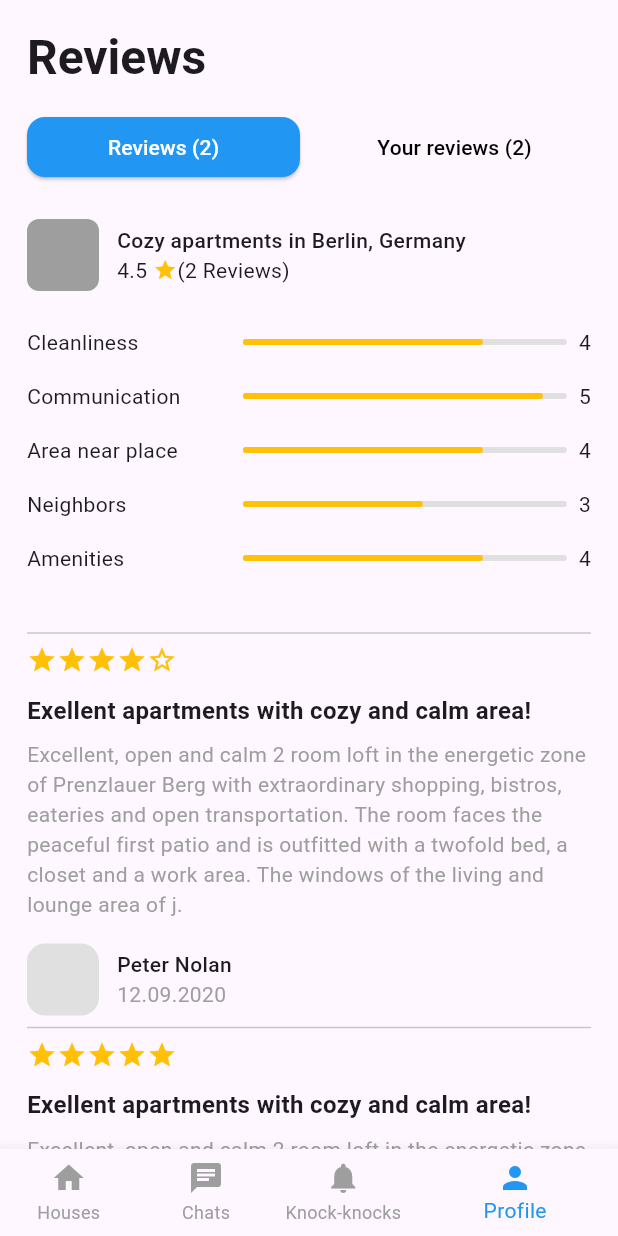
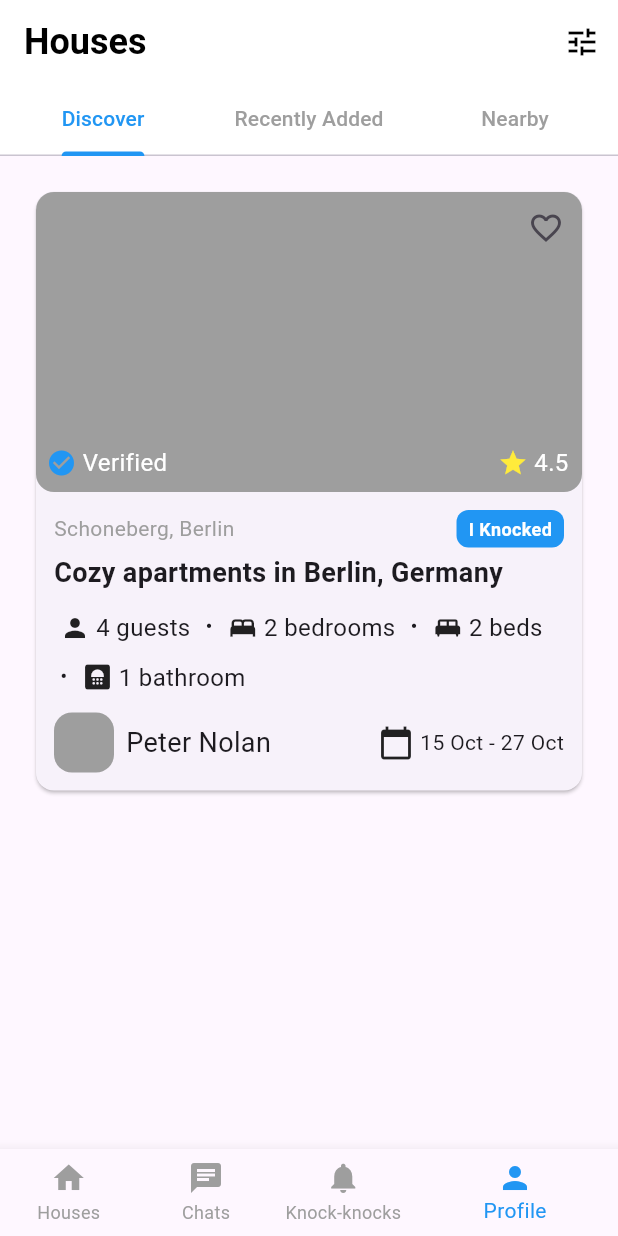
Before and after one commit to BekhruzMakhmudov/figma, a Flutter app: the screen it shows after launch, on a phone screen of 412 x 824 dp. Run offline on Flutter 3.47's test engine with Material 3 defaults, Android fonts, the phone set to English and light mode, and no system bars; our stand-ins replace table_calendar.

Commit message:
Added new houses list screen and updated house card widget

```diff
--- /dev/null
+++ b/lib/data/filter_data.dart
@@ -0,0 +1,111 @@
+import 'package:flutter/material.dart';
+
+enum StatusFilters {
+  knockedYou,
+  iKnocked,
+  negotiation,
+  deal,
+}
+
+final Map<StatusFilters, String> mapFilters = {
+  StatusFilters.knockedYou: 'Knocked you',
+  StatusFilters.iKnocked: 'I Knocked',
+  StatusFilters.negotiation: 'Negotiation',
+  StatusFilters.deal: 'Deal'
+};
+
+final List<String> typeAccommodation = [
+  'Villa',
+  'Apartment',
+  'Mansion',
+  'Manor',
+  'House',
+  'Detached House',
+];
+
+enum AmenityFilters{
+  wifi,
+  hifi,
+  workingSpace,
+  fireplace,
+  dishwasher,
+  petFriendly,
+  equippedKids,
+  swimmingPool,
+  garden,
+  playstation,
+  cleaningIncluded,
+  motorcycle,
+  bicycle,
+  satellite,
+  homeCinema,
+  library,
+  lounge,
+  dryer,
+  terrace,
+  gym,
+  balcony,
+  cableTV,
+  netflix,
+  boat,
+  wii,
+  car,
+}
+
+final Map<AmenityFilters,IconData> amenityIcon={
+  AmenityFilters.wifi:Icons.wifi,
+  AmenityFilters.hifi:Icons.surround_sound,
+  AmenityFilters.workingSpace:Icons.work,
+  AmenityFilters.fireplace:Icons.fireplace,
+  AmenityFilters.dishwasher:Icons.kitchen,
+  AmenityFilters.petFriendly:Icons.pets,
+  AmenityFilters.equippedKids:Icons.child_friendly,
+  AmenityFilters.swimmingPool:Icons.pool,
+  AmenityFilters.garden:Icons.grass,
+  AmenityFilters.playstation:Icons.gamepad,
+  AmenityFilters.cleaningIncluded:Icons.cleaning_services,
+  AmenityFilters.motorcycle:Icons.motorcycle,
+  AmenityFilters.bicycle:Icons.pedal_bike,
+  AmenityFilters.satellite:Icons.satellite_alt,
+  AmenityFilters.homeCinema:Icons.movie,
+  AmenityFilters.library:Icons.local_library,
+  AmenityFilters.lounge:Icons.weekend,
+  AmenityFilters.dryer:Icons.dry_cleaning,
+  AmenityFilters.terrace:Icons.terrain,
+  AmenityFilters.gym:Icons.fitness_center,
+  AmenityFilters.balcony:Icons.balcony,
+  AmenityFilters.cableTV:Icons.cable,
+  AmenityFilters.netflix:Icons.movie,
+  AmenityFilters.boat:Icons.directions_boat,
+  AmenityFilters.wii:Icons.gamepad,
+  AmenityFilters.car:Icons.directions_car,
+};
+
+final Map<AmenityFilters,String> amenityName= {
+  AmenityFilters.wifi:'Wi-Fi',
+  AmenityFilters.hifi:'Hi-Fi Sound',
+  AmenityFilters.workingSpace:'Working space',
+  AmenityFilters.fireplace:'Fireplace',
+  AmenityFilters.dishwasher:'Dishwasher',
+  AmenityFilters.petFriendly:'Pet Friendly',
+  AmenityFilters.equippedKids:'Equipped for kids',
+  AmenityFilters.swimmingPool:'Swimming pool',
+  AmenityFilters.garden:'Garden',
+  AmenityFilters.playstation:'Playstation',
+  AmenityFilters.cleaningIncluded:'Cleaning included',
+  AmenityFilters.motorcycle:'Motorcycle',
+  AmenityFilters.bicycle:'Bicycle',
+  AmenityFilters.satellite:'Satellite',
+  AmenityFilters.homeCinema:'Home cinema',
+  AmenityFilters.library:'Library',
+  AmenityFilters.lounge:'Lounge',
+  AmenityFilters.dryer:'Dryer',
+  AmenityFilters.terrace:'Terrace',
+  AmenityFilters.gym:'Gym',
+  AmenityFilters.balcony:'Balcony',
+  AmenityFilters.cableTV:'Cable TV',
+  AmenityFilters.netflix:'Netflix',
+  AmenityFilters.boat:'Boat',
+  AmenityFilters.wii:'Wii',
+  AmenityFilters.car:'Car',
+};
--- a/lib/data/house_data.dart
+++ b/lib/data/house_data.dart
@@ -1,16 +1,34 @@
+import 'package:figma/data/filter_data.dart';
+import 'package:figma/data/profile_data.dart';
 import 'package:figma/data/review_data.dart';
 import 'package:figma/model/house_model.dart';
-final myHouses = [
+List<HouseModel> emptyHouseList = [];
+final houses = [
   HouseModel(
     isVerified: true,
-    rating: 3.9,
     address: 'Schoneberg, Berlin',
     title: 'Cozy apartments in Berlin, Germany',
+    owner: "Peter Nolan",
     guests: 4,
     bedrooms: 2,
     beds: 2,
     bathrooms: 1,
-    imageUrl: 'assets/house_image.jpg',
+    about: "Excellent, open and calm 2 room loft in the energetic zone of Prenzlauer Berg with extraordinary shopping, bistros, eateries and open transportation. The room faces the peaceful first patio and is outfitted with a twofold bed.",
+    rules: "Excellent, open and calm 2 room loft in the energetic zone of Prenzlauer Berg with extraordinary shopping, bistros, eateries and open transportation.",
+    reviews: reviews,
+    status: StatusFilters.iKnocked,
+  ),
+];
+final myHouses = [
+  HouseModel(
+    isVerified: true,
+    address: 'Schoneberg, Berlin',
+    title: 'Cozy apartments in Berlin, Germany',
+    owner: userData,
+    guests: 4,
+    bedrooms: 2,
+    beds: 2,
+    bathrooms: 1,
     about: "Excellent, open and calm 2 room loft in the energetic zone of Prenzlauer Berg with extraordinary shopping, bistros, eateries and open transportation. The room faces the peaceful first patio and is outfitted with a twofold bed.",
     rules: "Excellent, open and calm 2 room loft in the energetic zone of Prenzlauer Berg with extraordinary shopping, bistros, eateries and open transportation.",
     reviews: reviews,
@@ -19,11 +37,11 @@ final myHouses = [
     isVerified: false,
     address: 'Schoneberg, Berlin',
     title: 'Cozy apartments in Berlin, Germany',
+    owner: userData,
     guests: 4,
     bedrooms: 2,
     beds: 2,
     bathrooms: 1,
-    imageUrl: 'assets/house_image.jpg',
     about: "Excellent, open and calm 2 room loft in the energetic zone of Prenzlauer Berg with extraordinary shopping, bistros, eateries and open transportation. The room faces the peaceful first patio and is outfitted with a twofold bed.",
     rules: "Excellent, open and calm 2 room loft in the energetic zone of Prenzlauer Berg with extraordinary shopping, bistros, eateries and open transportation.",
     reviews: reviews,
--- /dev/null
+++ b/lib/data/profile_data.dart
@@ -0,0 +1,3 @@
+String userData="Bekhruz Makhmudov";
+String emailData="a@a.ru";
+String passwordData="Mb310502";
--- a/lib/main.dart
+++ b/lib/main.dart
@@ -1,6 +1,6 @@
-import 'package:figma/screen/review_screen.dart';
+import 'package:figma/screen/houses_list_screen.dart';
 import 'package:flutter/material.dart';
-import 'package:figma/data/review_data.dart';
+
 void main() {
   runApp(const MyApp());
 }
@@ -13,7 +13,7 @@ class MyApp extends StatelessWidget {
     return MaterialApp(
       theme: ThemeData.light(),
       darkTheme: ThemeData.dark(),
-      home: ReviewScreen(reviews: reviews),
+      home: HousesScreen(),
     );
   }
 }
--- a/lib/model/house_model.dart
+++ b/lib/model/house_model.dart
@@ -1,11 +1,12 @@
+import 'package:figma/data/filter_data.dart';
 import 'package:figma/model/review_model.dart';
-
+import 'package:figma/util/get_average_rating.dart';
 class HouseModel{
   final bool isVerified;
-  final double? rating;
   final String address;
   final String? location;
   final String title;
+  final String owner;
   final int guests;
   final int bedrooms;
   final int beds;
@@ -13,14 +14,16 @@ class HouseModel{
   final String? imageUrl;
   final String? about;
   final String? rules;
-  List? amenities;
+  final StatusFilters? status;
+  bool isFavorite=false;
+  List<AmenityFilters> amenities;
   List<ReviewModel> reviews;
   HouseModel({
     required this.isVerified,
-    this.rating,
     this.location,
     required this.address,
     required this.title,
+    required this.owner,
     required this.guests,
     required this.bedrooms,
     required this.beds,
@@ -28,7 +31,11 @@ class HouseModel{
     this.imageUrl,
     this.about,
     this.rules,
-    this.amenities,
+    this.status,
+    this.amenities=const [],
     this.reviews=const [],
   });
+  double get rating {
+    return getAverageRating(reviews);
+  }
 }
--- /dev/null
+++ b/lib/screen/houses_list_screen.dart
@@ -0,0 +1,76 @@
+import 'package:figma/data/house_data.dart';
+import 'package:figma/frame/navigation_frame.dart';
+import 'package:figma/screen/filter_screen.dart';
+import 'package:figma/widget/house/house_card.dart';
+import 'package:flutter/material.dart';
+
+class HousesScreen extends StatelessWidget {
+  const HousesScreen({super.key});
+
+  @override
+  Widget build(BuildContext context) {
+    return DefaultTabController(
+      length: 3,
+      child: NavigationFrame(
+        appBar: AppBar(
+          backgroundColor: Colors.white,
+          elevation: 0,
+          title: const Text(
+            'Houses',
+            style: TextStyle(
+              color: Colors.black,
+              fontSize: 24,
+              fontWeight: FontWeight.bold,
+            ),
+          ),
+          actions: [
+            IconButton(
+              icon: const Icon(Icons.tune, color: Colors.black),
+              onPressed: () {
+                Navigator.push(
+                  context,
+                  MaterialPageRoute(
+                    builder: (context) => FilterScreen(),
+                  ),
+                );
+              },
+            ),
+          ],
+          bottom: TabBar(
+            labelColor: Colors.blue,
+            unselectedLabelColor: Colors.grey,
+            indicatorColor: Colors.blue,
+            tabs: const [
+              Tab(text: 'Discover'),
+              Tab(text: 'Recently Added'),
+              Tab(text: 'Nearby'),
+            ],
+          ),
+        ),
+        body: TabBarView(
+          children: [
+            (houses.isEmpty)
+                ? EmptyStateWidget()
+                : ListView.builder(
+                    padding: const EdgeInsets.all(16),
+                    itemCount: houses.length,
+                    itemBuilder: (context, index) {
+                      return HouseCard(houseModel: houses[index]);
+                    },
+                  ),
+            EmptyStateWidget(),
+            EmptyStateWidget(),
+          ],
+        ),
+      ),
+    );
+  }
+}
+
+class EmptyStateWidget extends StatelessWidget {
+  const EmptyStateWidget({super.key});
+  @override
+  Widget build(BuildContext context) {
+    return const Center(child: Text('No results found'));
+  }
+}
--- a/lib/screen/sign_in_screen.dart
+++ b/lib/screen/sign_in_screen.dart
@@ -27,17 +27,11 @@ class _SignInScreenState extends State<SignInScreen> {
     setState(() {
       _emailError = null;
       _passwordError = null;
-
       if (_emailController.text.isEmpty) {
         _emailError = 'This field is required';
-      } else if (!_emailController.text.contains('@')) {
-        _emailError = 'This email does not exist';
       }
-
       if (_passwordController.text.isEmpty) {
         _passwordError = 'This field is required';
-      } else if (_passwordController.text != '123') {
-        _passwordError = 'Password incorrect';
       }
     });
   }
--- a/lib/widget/house/house_card.dart
+++ b/lib/widget/house/house_card.dart
@@ -1,4 +1,6 @@
-import 'package:figma/screen/house_screen.dart';
+import 'package:figma/data/filter_data.dart';
+import 'package:figma/data/profile_data.dart';
+import 'package:figma/screen/house_detail_screen.dart';
 import 'package:figma/widget/house/house_detail.dart';
 import 'package:flutter/material.dart';
 import 'package:figma/widget/text/icon_text.dart';
@@ -14,7 +16,7 @@ class HouseCard extends StatelessWidget {
         Navigator.push(
           context,
           MaterialPageRoute(
-            builder: (context) => HouseScreen(houseModel: houseModel),
+            builder: (context) => HouseDetailScreen(houseModel: houseModel),
           ),
         );
       },
@@ -28,15 +30,25 @@ class HouseCard extends StatelessWidget {
           children: [
             Stack(
               children: [
-                ClipRRect(
-                  borderRadius: const BorderRadius.vertical(
-                    top: Radius.circular(12),
-                  ),
-                  child: Container(
-                    height: 200,
+                Container(
+                  height: 200,
+                  decoration: BoxDecoration(
                     color: Colors.grey,
+                    borderRadius: BorderRadius.circular(12),
                   ),
                 ),
+                if (houseModel.owner != userData)
+                  Positioned(
+                    right: 0,
+                    child: IconButton(
+                      onPressed: () {},
+                      icon: Icon(
+                        houseModel.isFavorite
+                            ? Icons.favorite
+                            : Icons.favorite_border,
+                      ),
+                    ),
+                  ),
                 if (houseModel.isVerified)
                   Positioned(
                     bottom: 8,
@@ -77,9 +89,36 @@ class HouseCard extends StatelessWidget {
               child: Column(
                 crossAxisAlignment: CrossAxisAlignment.start,
                 children: [
-                  Text(
-                    houseModel.address,
-                    style: TextStyle(color: Colors.grey[600]),
+                  Row(
+                    mainAxisAlignment: MainAxisAlignment.spaceBetween,
+                    children: [
+                      Text(
+                        houseModel.address,
+                        style: TextStyle(
+                          color: Colors.grey,
+                          fontSize: 14,
+                        ),
+                      ),
+                      if (houseModel.status != null)
+                        Container(
+                          padding: const EdgeInsets.symmetric(
+                            horizontal: 8,
+                            vertical: 4,
+                          ),
+                          decoration: BoxDecoration(
+                            color: Colors.blue,
+                            borderRadius: BorderRadius.circular(8),
+                          ),
+                          child: Text(
+                            mapFilters[houseModel.status]!,
+                            style: TextStyle(
+                              color: Colors.white,
+                              fontSize: 12,
+                              fontWeight: FontWeight.bold,
+                            ),
+                          ),
+                        ),
+                    ],
                   ),
                   const SizedBox(height: 4),
                   Text(
@@ -96,6 +135,37 @@ class HouseCard extends StatelessWidget {
                     bedrooms: houseModel.bedrooms,
                     beds: houseModel.beds,
                   ),
+                  if (houseModel.owner != userData) SizedBox(height: 8),
+                  if (houseModel.owner != userData)
+                    Row(
+                      mainAxisAlignment: MainAxisAlignment.spaceBetween,
+                      children: [
+                        Row(
+                          children: [
+                            Container(
+                              height: 40,
+                              width: 40,
+                              decoration: BoxDecoration(
+                                color: Colors.grey,
+                                borderRadius: BorderRadius.circular(12),
+                              ),
+                            ),
+                            const SizedBox(width: 8),
+                            Text(
+                              houseModel.owner,
+                              style: TextStyle(fontSize: 18),
+                            ),
+                          ],
+                        ),
+                        Row(
+                          children: const [
+                            Icon(Icons.calendar_today),
+                            SizedBox(width: 4),
+                            Text('15 Oct - 27 Oct'),
+                          ],
+                        ),
+                      ],
+                    ),
                 ],
               ),
             ),
--- a/lib/widget/review/review_target.dart
+++ b/lib/widget/review/review_target.dart
@@ -1,6 +1,5 @@
 import 'package:flutter/material.dart';
 import 'package:figma/model/house_model.dart';
-import 'package:figma/util/get_average_rating.dart';
 
 class ReviewTarget extends StatelessWidget {
   final HouseModel houseModel;
@@ -9,10 +8,6 @@ class ReviewTarget extends StatelessWidget {
     super.key,
     required this.houseModel,
   });
-
-  double get rating {
-    return getAverageRating(houseModel.reviews);
-  }
 
   @override
   Widget build(BuildContext context) {
@@ -38,7 +33,7 @@ class ReviewTarget extends StatelessWidget {
             ),
             Row(
               children: [
-                Text('$rating'),
+                Text('${houseModel.rating}'),
                 const SizedBox(width: 4),
                 const Icon(Icons.star, color: Colors.amber, size: 16),
                 Text('(${houseModel.reviews.length} Reviews)'),
```
Also changed, not shown: lib/screen/filter_screen.dart (+3 -45 lines), lib/screen/house_detail_screen.dart (renamed from lib/screen/house_screen.dart, +4 -4 lines), lib/screen/profile_screen.dart (+4 -3 lines).
